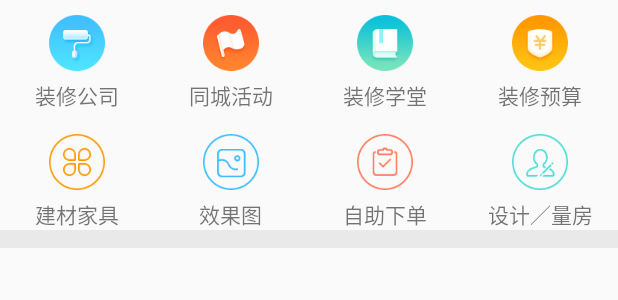
After one commit to Class0906/AIYIQI, an Android app: the layout item_header_main_recycler.xml on its own in the app's theme, with its tools: preview values and no code run, on a phone screen of 412 x 824 dp. The commit adds this screen. Shown: the top 300 px of the screen. Run offline under Robolectric (Android 15) with nearby library versions, the light colour scheme and no system bars.

Commit message:
just for commit

```diff
--- /dev/null
+++ b/app/src/main/res/layout/item_header_main_recycler.xml
@@ -0,0 +1,183 @@
+<?xml version="1.0" encoding="utf-8"?>
+<LinearLayout xmlns:android="http://schemas.android.com/apk/res/android"
+    android:layout_width="match_parent"
+    android:layout_height="wrap_content"
+    android:orientation="vertical">
+
+    <LinearLayout
+        android:layout_width="match_parent"
+        android:layout_height="0dp"
+        android:layout_marginTop="10dp"
+        android:layout_weight="1"
+        android:orientation="horizontal">
+
+        <LinearLayout
+            android:id="@+id/layout_main_header_company"
+            android:layout_width="0dp"
+            android:layout_height="match_parent"
+            android:layout_weight="1"
+            android:gravity="center"
+            android:orientation="vertical">
+
+            <ImageView
+                android:layout_width="wrap_content"
+                android:layout_height="wrap_content"
+                android:src="@mipmap/home_feature_package_new" />
+
+            <TextView
+                android:layout_width="wrap_content"
+                android:layout_height="wrap_content"
+                android:layout_marginTop="5dp"
+                android:text="装修公司" />
+        </LinearLayout>
+
+        <LinearLayout
+            android:id="@+id/layout_main_header_activity"
+            android:layout_width="0dp"
+            android:layout_height="match_parent"
+            android:layout_weight="1"
+            android:gravity="center"
+            android:orientation="vertical">
+
+            <ImageView
+                android:layout_width="wrap_content"
+                android:layout_height="wrap_content"
+                android:src="@mipmap/home_feature_activity" />
+
+            <TextView
+                android:layout_width="wrap_content"
+                android:layout_height="wrap_content"
+                android:layout_marginTop="5dp"
+                android:text="同城活动" />
+        </LinearLayout>
+
+        <LinearLayout
+            android:id="@+id/layout_main_header_school"
+            android:layout_width="0dp"
+            android:layout_height="match_parent"
+            android:layout_weight="1"
+            android:gravity="center"
+            android:orientation="vertical">
+
+            <ImageView
+                android:layout_width="wrap_content"
+                android:layout_height="wrap_content"
+                android:src="@mipmap/home_feature_school" />
+
+            <TextView
+                android:layout_width="wrap_content"
+                android:layout_height="wrap_content"
+                android:layout_marginTop="5dp"
+                android:text="装修学堂" />
+        </LinearLayout>
+
+        <LinearLayout
+            android:id="@+id/layout_main_header_money"
+            android:layout_width="0dp"
+            android:layout_height="match_parent"
+            android:layout_weight="1"
+            android:gravity="center"
+            android:orientation="vertical">
+
+            <ImageView
+                android:layout_width="wrap_content"
+                android:layout_height="wrap_content"
+                android:src="@mipmap/home_feature_my_budget" />
+
+            <TextView
+                android:layout_width="wrap_content"
+                android:layout_height="wrap_content"
+                android:layout_marginTop="5dp"
+                android:text="装修预算" />
+        </LinearLayout>
+    </LinearLayout>
+
+    <LinearLayout
+        android:layout_marginTop="15dp"
+        android:layout_width="match_parent"
+        android:layout_height="0dp"
+        android:layout_weight="1"
+        android:orientation="horizontal">
+
+        <LinearLayout
+            android:id="@+id/layout_main_header_category"
+            android:layout_width="0dp"
+            android:layout_height="match_parent"
+            android:layout_weight="1"
+            android:gravity="center"
+            android:orientation="vertical">
+
+            <ImageView
+                android:layout_width="wrap_content"
+                android:layout_height="wrap_content"
+                android:src="@mipmap/home_feature_category" />
+
+            <TextView
+                android:layout_width="wrap_content"
+                android:layout_height="wrap_content"
+                android:layout_marginTop="5dp"
+                android:text="建材家具" />
+        </LinearLayout>
+
+        <LinearLayout
+            android:id="@+id/layout_main_header_picture"
+            android:layout_width="0dp"
+            android:layout_height="match_parent"
+            android:layout_weight="1"
+            android:gravity="center"
+            android:orientation="vertical">
+
+            <ImageView
+                android:layout_width="wrap_content"
+                android:layout_height="wrap_content"
+                android:src="@mipmap/home_feature_renderings_new" />
+
+            <TextView
+                android:layout_width="wrap_content"
+                android:layout_height="wrap_content"
+                android:layout_marginTop="5dp"
+                android:text="效果图" />
+        </LinearLayout>
+
+        <LinearLayout
+            android:id="@+id/layout_main_header_order"
+            android:layout_width="0dp"
+            android:layout_height="match_parent"
+            android:layout_weight="1"
+            android:gravity="center"
+            android:orientation="vertical">
+
+            <ImageView
+                android:layout_width="wrap_content"
+                android:layout_height="wrap_content"
+                android:src="@mipmap/home_feature_self_order" />
+
+            <TextView
+                android:layout_width="wrap_content"
+                android:layout_height="wrap_content"
+                android:layout_marginTop="5dp"
+                android:text="自助下单" />
+        </LinearLayout>
+
+        <LinearLayout
+            android:id="@+id/layout_main_header_design"
+            android:layout_width="0dp"
+            android:layout_height="match_parent"
+            android:layout_weight="1"
+            android:gravity="center"
+            android:orientation="vertical">
+
+            <ImageView
+                android:layout_width="wrap_content"
+                android:layout_height="wrap_content"
+                android:src="@mipmap/home_feature_design_measure" />
+
+            <TextView
+                android:layout_width="wrap_content"
+                android:layout_height="wrap_content"
+                android:layout_marginTop="5dp"
+                android:text="设计／量房" />
+        </LinearLayout>
+    </LinearLayout>
+    <include layout="@layout/view_divider_main_recycler"/>
+</LinearLayout>
--- /dev/null
+++ b/app/src/main/res/layout/view_divider_main_recycler.xml
@@ -0,0 +1,5 @@
+<?xml version="1.0" encoding="utf-8"?>
+<View xmlns:android="http://schemas.android.com/apk/res/android"
+    android:layout_width="match_parent"
+    android:layout_height="12dp"
+    android:background="@color/little_gray"/>
--- a/app/src/main/res/values/colors.xml
+++ b/app/src/main/res/values/colors.xml
@@ -10,5 +10,6 @@
     <color name="software_textColor_selected">#32CD32</color>
     <color name="software_textColor_unselected">#292929</color>
     <color name="colorTransport">#00000000</color>
+    <color name="color_black">#000000</color>
 
 </resources>
```
Also changed, not shown: app/src/main/java/com/bwf/aiyiqi/gui/adapter/MainRecyclerViewAdapter.java (+75 -8 lines), app/src/main/res/layout/item_article_main_recycler.xml (added, +88 -0 lines), app/src/main/res/layout/item_footer_main_recycler.xml (added, +26 -0 lines), app/src/main/res/values/ids.xml (+9 -0 lines), app/src/main/res/mipmap-xhdpi/comment_hui.png (added), app/src/main/res/mipmap-xhdpi/home_feature_activity.png (added), app/src/main/res/mipmap-xhdpi/home_feature_category.png (added), app/src/main/res/mipmap-xhdpi/home_feature_design_measure.png (added), app/src/main/res/mipmap-xhdpi/home_feature_my_budget.png (added), app/src/main/res/mipmap-xhdpi/home_feature_package_new.png (added), app/src/main/res/mipmap-xhdpi/home_feature_renderings_new.png (added), app/src/main/res/mipmap-xhdpi/home_feature_school.png (added), app/src/main/res/mipmap-xhdpi/home_feature_self_order.png (added), app/src/main/res/mipmap-xhdpi/ic_home_school.png (added), 2 more files.
